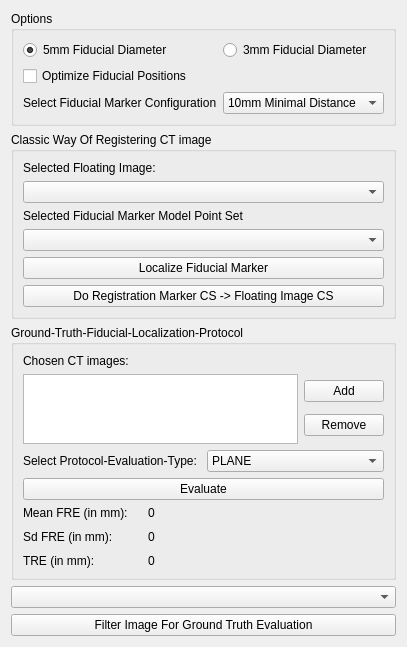
alaansheikhani/MITK, file Plugins/org.mitk.gui.qt.igt.app.echotrack/src/internal/NavigationStepWidgets/QmitkUSNavigationStepCtUsRegistration.ui: the form before one commit.
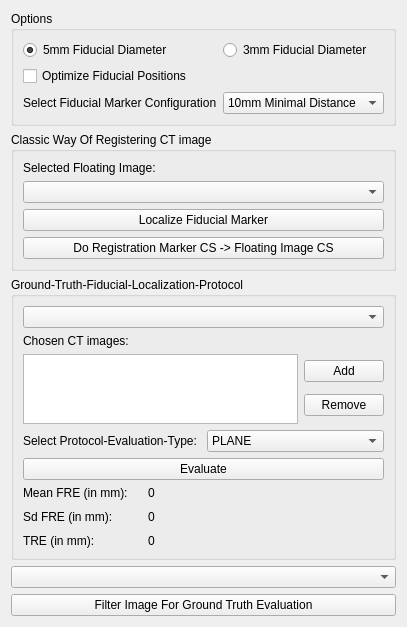
The form after the commit. Custom widgets are drawn as their Qt base class.

Commit message: Added part I for automated Ground-Truth-Fiducial-Localization-Protocol-Evaluation

Diff of the .ui file:
```diff
--- a/Plugins/org.mitk.gui.qt.igt.app.echotrack/src/internal/NavigationStepWidgets/QmitkUSNavigationStepCtUsRegistration.ui
+++ b/Plugins/org.mitk.gui.qt.igt.app.echotrack/src/internal/NavigationStepWidgets/QmitkUSNavigationStepCtUsRegistration.ui
@@ -95,16 +95,6 @@
       <item>
        <widget class="QmitkDataStorageComboBox" name="floatingImageComboBox"/>
       </item>
-      <item>
-       <widget class="QLabel" name="selectedFiducialMarkerModelPointSetLabel">
-        <property name="text">
-         <string>Selected Fiducial Marker Model Point Set</string>
-        </property>
-       </widget>
-      </item>
-      <item>
-       <widget class="QmitkDataStorageComboBox" name="fiducialMarkerModelPointSetComboBox"/>
-      </item>
       <item>
        <spacer name="verticalSpacer_2">
         <property name="orientation">
@@ -141,6 +131,9 @@
       <string>Ground-Truth-Fiducial-Localization-Protocol</string>
      </property>
      <layout class="QVBoxLayout" name="verticalLayout_2">
+      <item>
+       <widget class="QmitkDataStorageComboBox" name="ctImagesToChooseComboBox"/>
+      </item>
       <item>
        <widget class="QLabel" name="chosenCtImagesLabel">
         <property name="text">
```
The commit also changes 2 other files.
